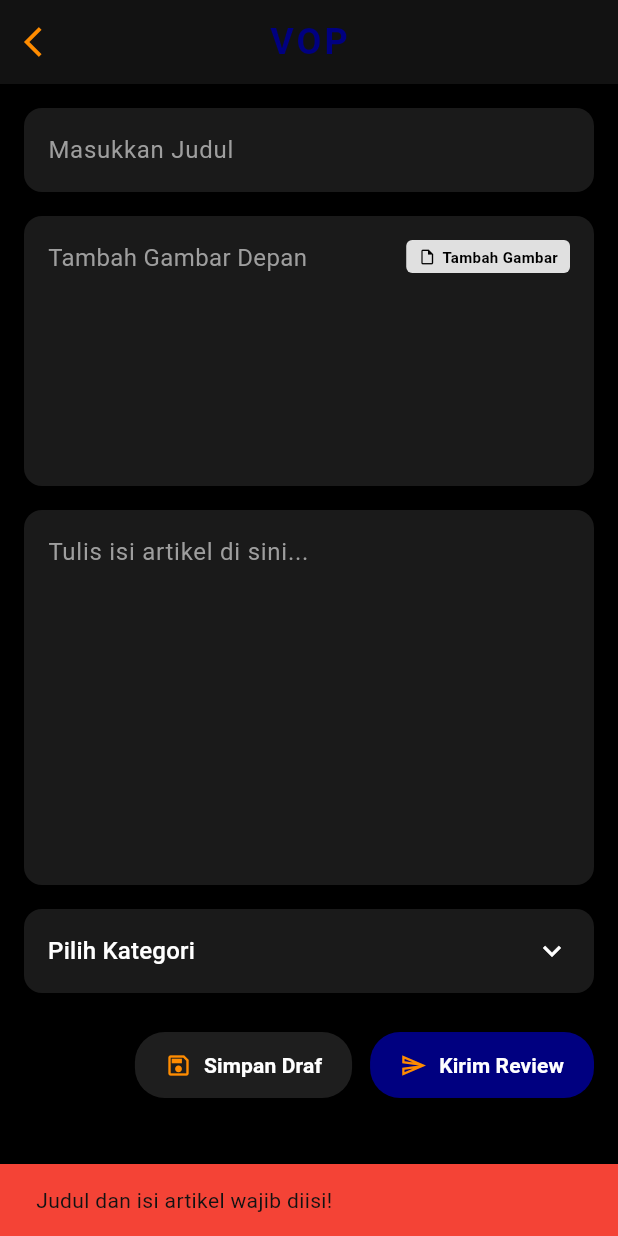
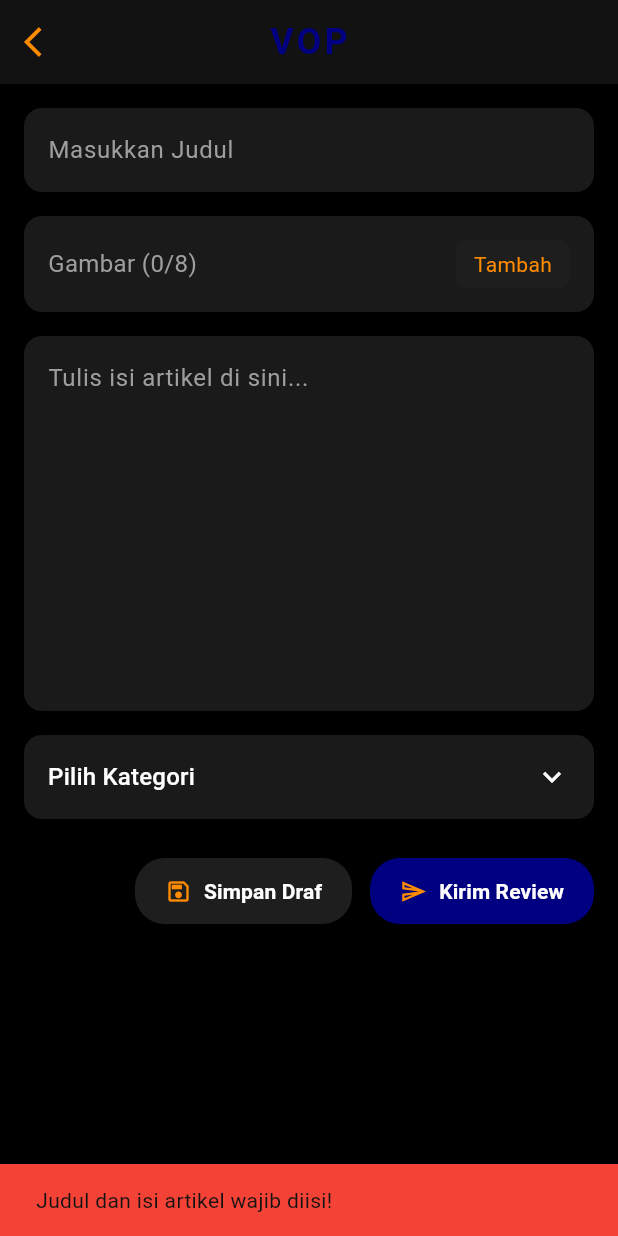
Before and after one commit to AndreasDevanPanduNarasamdya/Voice-of-Polban-Proyek-4-B7, a Flutter app: the WriterPage screen opened directly, after a tap on "Simpan Draf", on a phone screen of 412 x 824 dp. Run offline on Flutter 3.47's test engine with Material 3 defaults, Android fonts, the phone set to English and light mode, and no system bars; our stand-ins replace flutter_dotenv, hive, hive_flutter, image_picker, supabase_flutter; accounts and stored records are empty.

Commit message:
update modul tambah gambar

```diff
--- a/lib/models/local_draft.dart
+++ b/lib/models/local_draft.dart
@@ -15,6 +15,7 @@ class LocalDraft {
     required this.status,
     required this.updatedAt,
     this.rejectionNote,
+    this.imageUrls,
   });
 
   @HiveField(0)
@@ -40,4 +41,7 @@ class LocalDraft {
 
   @HiveField(7)
   String? rejectionNote;
+
+  @HiveField(8)
+  List<String>? imageUrls;
 }
--- a/lib/view/writer_view.dart
+++ b/lib/view/writer_view.dart
@@ -1,5 +1,7 @@
 import 'package:flutter/material.dart';
 import 'package:hive_flutter/hive_flutter.dart';
+import 'dart:io';
+import 'package:image_picker/image_picker.dart';
 
 import '../auth/auth_controller.dart';
 import '../controller/post_controller.dart';
@@ -16,6 +18,8 @@ class WriterPage extends StatefulWidget {
 class _WriterPageState extends State<WriterPage> {
   final AuthController _authController = AuthController();
   final PostController _postController = PostController();
+  final ImagePicker _picker = ImagePicker();
+  List<String> _selectedImages = [];
 
   final TextEditingController _titleController = TextEditingController();
   final TextEditingController _contentController = TextEditingController();
@@ -42,7 +46,9 @@ class _WriterPageState extends State<WriterPage> {
       if (_draft != null) {
         _titleController.text = _draft!.title;
         _contentController.text = _draft!.content;
-        // Optional: you can also set the category if you save it in the model
+        if (_draft!.imageUrls != null) {
+          _selectedImages = List<String>.from(_draft!.imageUrls!); // Load offline images
+        }
       }
     }
   }
@@ -55,6 +61,31 @@ class _WriterPageState extends State<WriterPage> {
   }
 
   String? get _currentUserId => _authController.currentUser?.userId;
+
+  Future<void> _pickImages() async {
+    if (_selectedImages.length >= 8) {
+      ScaffoldMessenger.of(context).showSnackBar(const SnackBar(content: Text('Maksimal 8 gambar!')));
+      return;
+    }
+    try {
+      final List<XFile> images = await _picker.pickMultiImage();
+      if (images.isNotEmpty) {
+        setState(() {
+          for (var img in images) {
+            if (_selectedImages.length < 8 && !_selectedImages.contains(img.path)) {
+              _selectedImages.add(img.path);
+            }
+          }
+        });
+      }
+    } catch (e) {
+      debugPrint('Error picking image: $e');
+    }
+  }
+
+  void _removeImage(int index) {
+    setState(() => _selectedImages.removeAt(index));
+  }
 
   Future<void> _saveDraft() async {
     final title = _titleController.text.trim();
@@ -88,15 +119,11 @@ class _WriterPageState extends State<WriterPage> {
       // LOGIC FIX: Check if we are updating an existing draft or creating a new one
       if (_draft != null) {
         savedDraft = await _postController.updateDraft(
-          _draft!.localId,
-          title,
-          content
+          _draft!.localId, title, content, imageUrls: _selectedImages,
         );
       } else {
         savedDraft = await _postController.saveDraft(
-          title,
-          content,
-          userId,
+          title, content, userId, imageUrls: _selectedImages,
         );
       }
 
@@ -231,49 +258,61 @@ class _WriterPageState extends State<WriterPage> {
               ),
               const SizedBox(height: 16),
               Container(
-                height: 180,
                 padding: const EdgeInsets.all(16),
-                decoration: BoxDecoration(
-                  color: const Color(0xFF1A1A1A),
-                  borderRadius: BorderRadius.circular(12),
-                ),
-                child: Row(
+                decoration: BoxDecoration(color: const Color(0xFF1A1A1A), borderRadius: BorderRadius.circular(12)),
+                child: Column(
                   crossAxisAlignment: CrossAxisAlignment.start,
-                  mainAxisAlignment: MainAxisAlignment.spaceBetween,
                   children: [
-                    const Text(
-                      'Tambah Gambar Depan',
-                      style: TextStyle(color: Colors.grey, fontSize: 16),
+                    Row(
+                      mainAxisAlignment: MainAxisAlignment.spaceBetween,
+                      children: [
+                        Text('Gambar (${_selectedImages.length}/8)', style: const TextStyle(color: Colors.grey, fontSize: 16)),
+                        InkWell(
+                          onTap: _pickImages,
+                          child: Container(
+                            padding: const EdgeInsets.symmetric(horizontal: 12, vertical: 6),
+                            decoration: BoxDecoration(color: const Color(0xFF1E1E1E), borderRadius: BorderRadius.circular(8)),
+                            child: const Text('Tambah', style: TextStyle(color: Color(0xFFFF8C00))),
+                          ),
+                        ),
+                      ],
                     ),
-                    Container(
-                      padding: const EdgeInsets.symmetric(
-                        horizontal: 8,
-                        vertical: 4,
+                    if (_selectedImages.isNotEmpty) ...[
+                      const SizedBox(height: 16),
+                      SizedBox(
+                        height: 100,
+                        child: ListView.builder(
+                          scrollDirection: Axis.horizontal,
+                          itemCount: _selectedImages.length,
+                          itemBuilder: (context, index) {
+                            final imagePath = _selectedImages[index];
+                            final isNetworkImage = imagePath.startsWith('http');
+                            return Stack(
+                              children: [
+                                Container(
+                                  margin: const EdgeInsets.only(right: 12),
+                                  width: 100, height: 100,
+                                  decoration: BoxDecoration(
+                                    borderRadius: BorderRadius.circular(8),
+                                    image: DecorationImage(
+                                      fit: BoxFit.cover,
+                                      image: isNetworkImage ? NetworkImage(imagePath) as ImageProvider : FileImage(File(imagePath)),
+                                    ),
+                                  ),
+                                ),
+                                Positioned(
+                                  top: 4, right: 16,
+                                  child: GestureDetector(
+                                    onTap: () => _removeImage(index),
+                                    child: Container(padding: const EdgeInsets.all(4), decoration: const BoxDecoration(color: Colors.black54, shape: BoxShape.circle), child: const Icon(Icons.close, color: Colors.white, size: 14)),
+                                  ),
+                                ),
+                              ],
+                            );
+                          },
+                        ),
                       ),
-                      decoration: BoxDecoration(
-                        color: Colors.grey.shade300,
-                        borderRadius: BorderRadius.circular(4),
-                      ),
-                      child: Row(
-                        mainAxisSize: MainAxisSize.min,
-                        children: const [
-                          Icon(
-                            Icons.insert_drive_file_outlined,
-                            size: 12,
-                            color: Colors.black,
-                          ),
-                          SizedBox(width: 4),
-                          Text(
-                            'Tambah Gambar',
-                            style: TextStyle(
-                              color: Colors.black,
-                              fontSize: 10,
-                              fontWeight: FontWeight.bold,
-                            ),
-                          ),
-                        ],
-                      ),
-                    ),
+                    ]
                   ],
                 ),
               ),
--- a/pubspec.yaml
+++ b/pubspec.yaml
@@ -45,6 +45,7 @@ dependencies:
   flutter_dotenv: ^6.0.1
   intl: ^0.20.2
   crypto: ^3.0.7
+  image_picker: ^1.2.2
 
 dev_dependencies:
   flutter_test:
```
Also changed, not shown: lib/controller/post_controller.dart (+65 -2 lines), lib/models/local_draft.g.dart, pubspec.lock, 5 other files.
